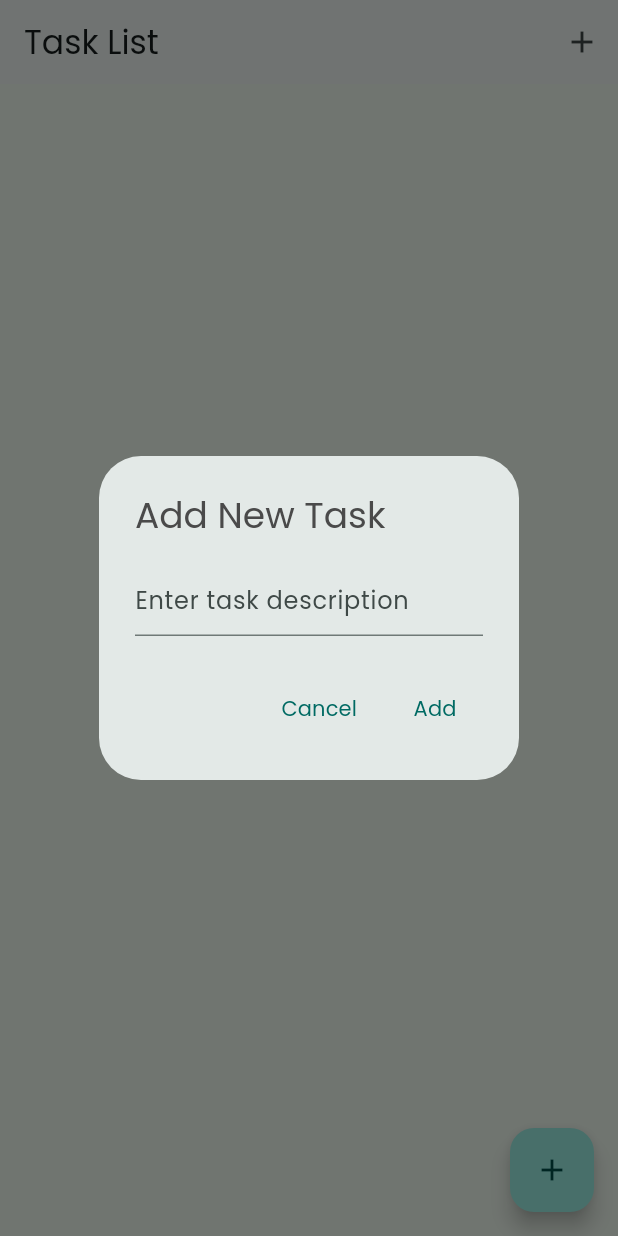
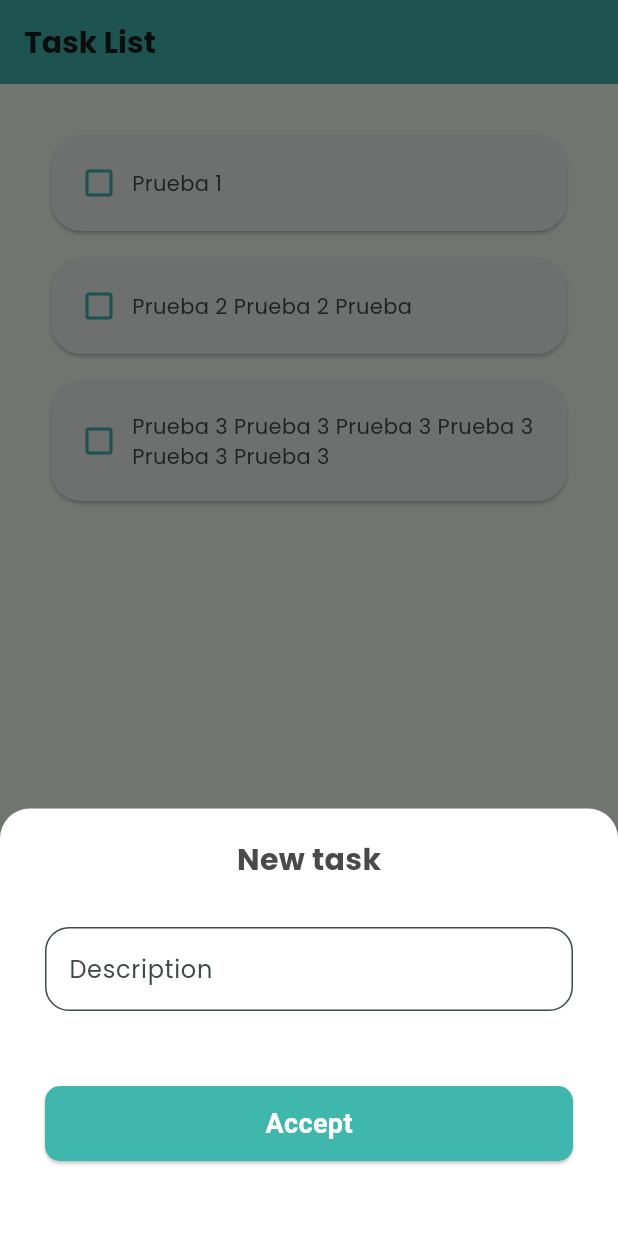
Before and after one commit to almarpa/TodoApp, a Flutter app: the screen it shows after launch, after a tap on the "add" icon, on a phone screen of 412 x 824 dp. Run offline on Flutter 3.47's test engine with Material 3 defaults, Android fonts, the light colour scheme and no system bars.

Commit message:
feature(home-screen): create task list

```diff
--- /dev/null
+++ b/lib/app/domain/model/Task.dart
@@ -0,0 +1,6 @@
+class Task {
+  Task(this.title, {this.done = false});
+
+  final String title;
+  bool done;
+}
--- a/lib/app/presentation/components/AlertDialog.dart
+++ b/lib/app/presentation/components/TaskDialog.dart
@@ -1,15 +1,16 @@
-import 'package:flutter/cupertino.dart';
 import 'package:flutter/material.dart';
 
-class CustomAlertDialog extends StatefulWidget {
-  const CustomAlertDialog({super.key});
+class TaskDialog extends StatefulWidget {
+  const TaskDialog({super.key, required this.onAcceptPressed});
+
+  final String onAcceptPressed;
 
   @override
-  _CustomAlertDialogState createState() => _CustomAlertDialogState();
+  State<TaskDialog> createState() => _TaskDialogState();
 }
 
-class _CustomAlertDialogState extends State<CustomAlertDialog> {
-  void _addTask() {}
+class _TaskDialogState extends State<TaskDialog> {
+  String description = "";
 
   @override
   Widget build(BuildContext context) {
@@ -17,7 +18,7 @@
       title: const Text('Add New Task'),
       content: TextField(
         onChanged: (value) {
-          // newTask = value;
+          description = value;
         },
         decoration: const InputDecoration(hintText: 'Enter task description'),
       ),
@@ -30,14 +31,10 @@
         ),
         TextButton(
           onPressed: () {
-            // if (newTask.isNotEmpty) {
-            //   setState(() {
-            //     tasks.add(newTask);
-            //   });
-            // }
+            widget.onAcceptPressed;
             Navigator.of(context).pop();
           },
-          child: const Text('Add'),
+          child: const Text('Accept'),
         ),
       ],
     );
--- /dev/null
+++ b/lib/app/presentation/components/TaskModal.dart
@@ -0,0 +1,68 @@
+import 'package:flutter/material.dart';
+import 'package:todo_app/app/presentation/components/TextTitle.dart';
+
+import '../../domain/model/Task.dart';
+
+class TaskModal extends StatefulWidget {
+  const TaskModal({super.key, required this.onAcceptPressed});
+
+  final void Function(Task task) onAcceptPressed;
+
+  @override
+  State<TaskModal> createState() => _TaskModalState();
+}
+
+class _TaskModalState extends State<TaskModal> {
+  final TextEditingController _controller = TextEditingController();
+
+  @override
+  void dispose() {
+    _controller.dispose();
+    super.dispose();
+  }
+
+  @override
+  Widget build(BuildContext context) {
+    // Apply keyboard height as padding to do not hide modal during keyboard is active
+    double keyboardHeight = MediaQuery.of(context).viewInsets.bottom;
+
+    return Padding(
+      padding: EdgeInsets.only(
+        bottom: keyboardHeight,
+      ),
+      child: Container(
+        padding: const EdgeInsets.symmetric(horizontal: 30, vertical: 20),
+        decoration: const BoxDecoration(
+            borderRadius: BorderRadius.vertical(top: Radius.circular(20)),
+            color: Colors.white),
+        child: Column(
+          mainAxisSize: MainAxisSize.min,
+          children: [
+            const TextTitle("New task"),
+            const SizedBox(height: 30),
+            TextField(
+              controller: _controller,
+              decoration: InputDecoration(
+                  filled: true,
+                  fillColor: Colors.white,
+                  border: OutlineInputBorder(
+                      borderRadius: BorderRadius.circular(16)),
+                  hintText: "Description"),
+            ),
+            const SizedBox(height: 50),
+            ElevatedButton(
+              onPressed: () {
+                if (_controller.text.isNotEmpty) {
+                  widget.onAcceptPressed(Task(_controller.text));
+                  Navigator.of(context).pop();
+                }
+              },
+              child: const Text("Accept"),
+            ),
+            const SizedBox(height: 30),
+          ],
+        ),
+      ),
+    );
+  }
+}
--- /dev/null
+++ b/lib/app/presentation/components/TextTitle.dart
@@ -0,0 +1,15 @@
+import 'package:flutter/cupertino.dart';
+
+class TextTitle extends StatelessWidget {
+  const TextTitle(this.title, {super.key});
+
+  final String title;
+
+  @override
+  Widget build(BuildContext context) {
+    return Text(
+      title,
+      style: const TextStyle(fontSize: 20, fontWeight: FontWeight.bold),
+    );
+  }
+}
--- a/lib/app/presentation/home/HomeScreen.dart
+++ b/lib/app/presentation/home/HomeScreen.dart
@@ -1,6 +1,10 @@
 import 'package:flutter/material.dart';
-import 'package:todo_app/app/presentation/components/AlertDialog.dart';
 import 'package:todo_app/app/presentation/theme/colors.dart';
+import 'package:todo_app/app/presentation/home/TaskList.dart';
+import 'package:todo_app/app/domain/model/Task.dart';
+import '../components/TaskModal.dart';
+import '../components/TextTitle.dart';
+import 'TaskListPlaceholder.dart';
 
 class HomeScreen extends StatefulWidget {
   const HomeScreen({super.key});
@@ -10,42 +14,49 @@
 }
 
 class _HomeScreenState extends State<HomeScreen> {
-  final List<String> tasks = [];
+  final List<Task> tasks = [
+    Task("Prueba 1 "),
+    Task("Prueba 2 Prueba 2 Prueba"),
+    Task("Prueba 3 Prueba 3 Prueba 3 Prueba 3 Prueba 3 Prueba 3"),
+  ];
 
-  void _addTask() {
-    showDialog(
-      context: context,
-      builder: (BuildContext context) {
-        return const CustomAlertDialog();
-      },
-    );
+  void _showNewTaskModal() {
+    showModalBottomSheet(
+        context: context,
+        isScrollControlled: true,
+        builder: (_) => TaskModal(onAcceptPressed: (Task task) {
+              _addTask(task);
+            }));
+  }
+
+  void _addTask(Task task) {
+    setState(() {
+      tasks.add(task);
+    });
   }
 
   @override
   Widget build(BuildContext context) {
     return Scaffold(
       appBar: AppBar(
-        title: Text('Task List'),
-        actions: [
-          IconButton(
-            icon: const Icon(Icons.add),
-            onPressed: _addTask,
-          ),
-        ],
+        title: const TextTitle("Task List"),
+        backgroundColor: primary,
       ),
       body: tasks.isEmpty
-          ? const Center(child: Text('No tasks added yet'))
-          : ListView.builder(
-              itemCount: tasks.length,
-              itemBuilder: (context, index) {
-                return ListTile(
-                  title: Text(tasks[index]),
-                );
+          ? const TaskListPlaceholder()
+          : TaskList(
+              tasks,
+              onTaskDoneChange: (Task task) {
+                print(task.done);
+                setState(() {
+                  task.done = !task.done;
+                });
               },
             ),
       floatingActionButton: FloatingActionButton(
-        onPressed: _addTask,
-        child: Icon(Icons.add),
+        onPressed: _showNewTaskModal,
+        backgroundColor: primary,
+        child: const Icon(Icons.add),
       ),
     );
   }
--- /dev/null
+++ b/lib/app/presentation/home/TaskList.dart
@@ -0,0 +1,65 @@
+import 'package:todo_app/app/domain/model/Task.dart';
+import 'package:flutter/material.dart';
+
+class TaskList extends StatelessWidget {
+  const TaskList(this.tasks, {super.key, required this.onTaskDoneChange});
+
+  final List<Task> tasks;
+  final void Function(Task task) onTaskDoneChange;
+
+  @override
+  Widget build(BuildContext context) {
+    return Padding(
+        padding: const EdgeInsets.all(30),
+        child: Column(
+          mainAxisAlignment: MainAxisAlignment.start,
+          children: [
+            Expanded(
+              child: ListView.separated(
+                  itemCount: tasks.length,
+                  separatorBuilder: (_, __) => const SizedBox(height: 10),
+                  itemBuilder: (context, index) =>
+                      _TaskItem(tasks[index], onTap: () {
+                        onTaskDoneChange(tasks[index]);
+                      })),
+            ),
+          ],
+        ));
+  }
+}
+
+class _TaskItem extends StatelessWidget {
+  const _TaskItem(this.task, {required this.onTap});
+
+  final Task task;
+  final VoidCallback onTap;
+
+  @override
+  Widget build(BuildContext context) {
+    return GestureDetector(
+        onTap: onTap,
+        child: Card(
+            shape:
+                RoundedRectangleBorder(borderRadius: BorderRadius.circular(20)),
+            child: Padding(
+              padding: const EdgeInsets.all(20),
+              child: Row(
+                children: [
+                  Icon(
+                    task.done
+                        ? Icons.check_box_outlined
+                        : Icons.check_box_outline_blank,
+                    color: Theme.of(context).colorScheme.primary,
+                  ),
+                  const SizedBox(width: 10),
+                  Flexible(
+                      child: Text(
+                    task.title,
+                    maxLines: 2,
+                    overflow: TextOverflow.ellipsis,
+                  )),
+                ],
+              ),
+            )));
+  }
+}
--- /dev/null
+++ b/lib/app/presentation/home/TaskListPlaceholder.dart
@@ -0,0 +1,12 @@
+import 'package:flutter/material.dart';
+
+class TaskListPlaceholder extends StatelessWidget {
+  const TaskListPlaceholder({super.key});
+
+  @override
+  Widget build(BuildContext context) {
+    return const Center(
+        child: Text('No tasks added yet',
+            style: TextStyle(fontSize: 20, fontWeight: FontWeight.bold)));
+  }
+}
--- a/lib/app/presentation/splash/SplashScreen.dart
+++ b/lib/app/presentation/splash/SplashScreen.dart
@@ -1,7 +1,10 @@
 import 'package:flutter/material.dart';
 import 'package:todo_app/app/presentation/home/HomeScreen.dart';
+import 'package:todo_app/app/presentation/theme/colors.dart';
 
 class SplashScreen extends StatefulWidget {
+  const SplashScreen({super.key});
+
   @override
   _SplashScreenState createState() => _SplashScreenState();
 }
@@ -24,9 +27,10 @@
       body: Center(
         child: Text(
           'Welcome to TodoApp',
-          style: TextStyle(fontSize: 24, fontWeight: FontWeight.bold),
+          style: TextStyle(fontSize: 30, fontWeight: FontWeight.bold),
         ),
       ),
+      backgroundColor: primary,
     );
   }
 }
--- a/lib/main.dart
+++ b/lib/main.dart
@@ -13,14 +13,37 @@
   Widget build(BuildContext context) {
     return MaterialApp(
       title: 'TodoApp',
+      debugShowCheckedModeBanner: false,
       theme: ThemeData(
-          colorScheme: ColorScheme.fromSeed(seedColor: primary),
+          colorScheme: ColorScheme.fromSeed(
+              seedColor: primary, primary: primary, secondary: primary),
+
+          // SCAFFOLD
           scaffoldBackgroundColor: backgroundColor,
+
+          // TEXT
           textTheme: Theme.of(context).textTheme.apply(
               fontFamily: 'Poppins',
               bodyColor: textColor,
-              displayColor: textColor)),
-      home: SplashScreen(),
+              displayColor: textColor),
+
+          // BOTTOM SHEET
+          bottomSheetTheme:
+              const BottomSheetThemeData(backgroundColor: Colors.transparent),
+
+          // ELEVATED BUTTON
+          elevatedButtonTheme: ElevatedButtonThemeData(
+              style: ElevatedButton.styleFrom(
+                  minimumSize: const Size(double.infinity, 50),
+                  foregroundColor: Colors.white,
+                  backgroundColor: primary,
+                  shape: RoundedRectangleBorder(
+                      borderRadius: BorderRadius.circular(10)),
+                  textStyle: Theme.of(context)
+                      .textTheme
+                      .bodyMedium
+                      ?.copyWith(fontSize: 18, fontWeight: FontWeight.w700)))),
+      home: const SplashScreen(),
     );
   }
 }
```
